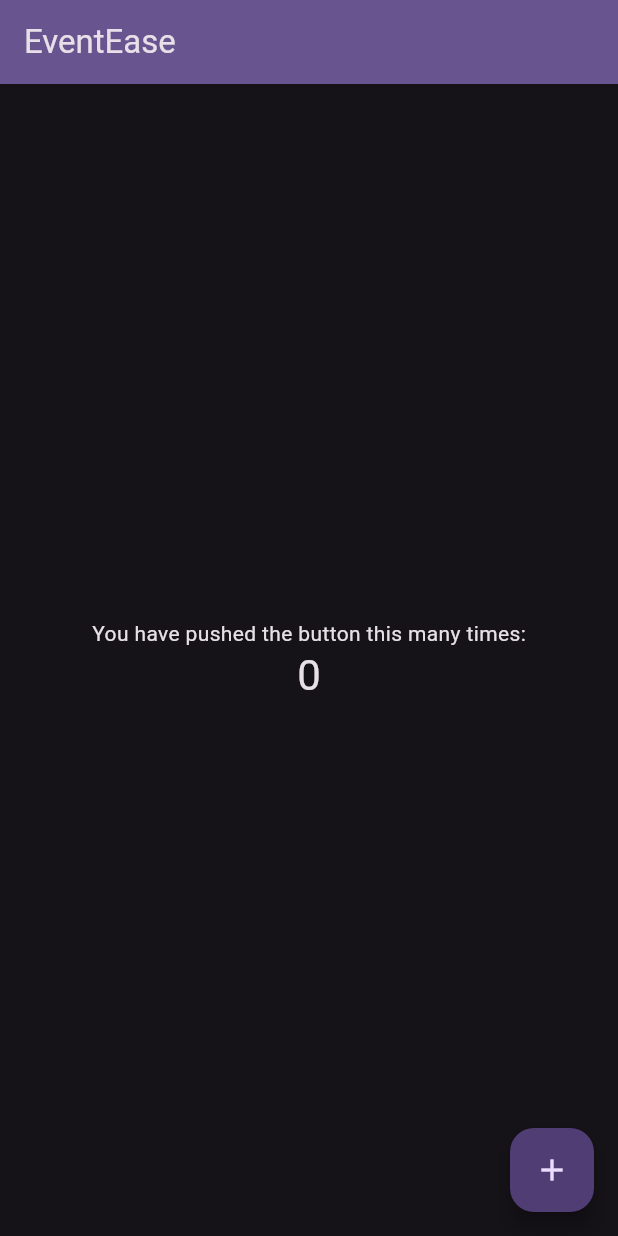
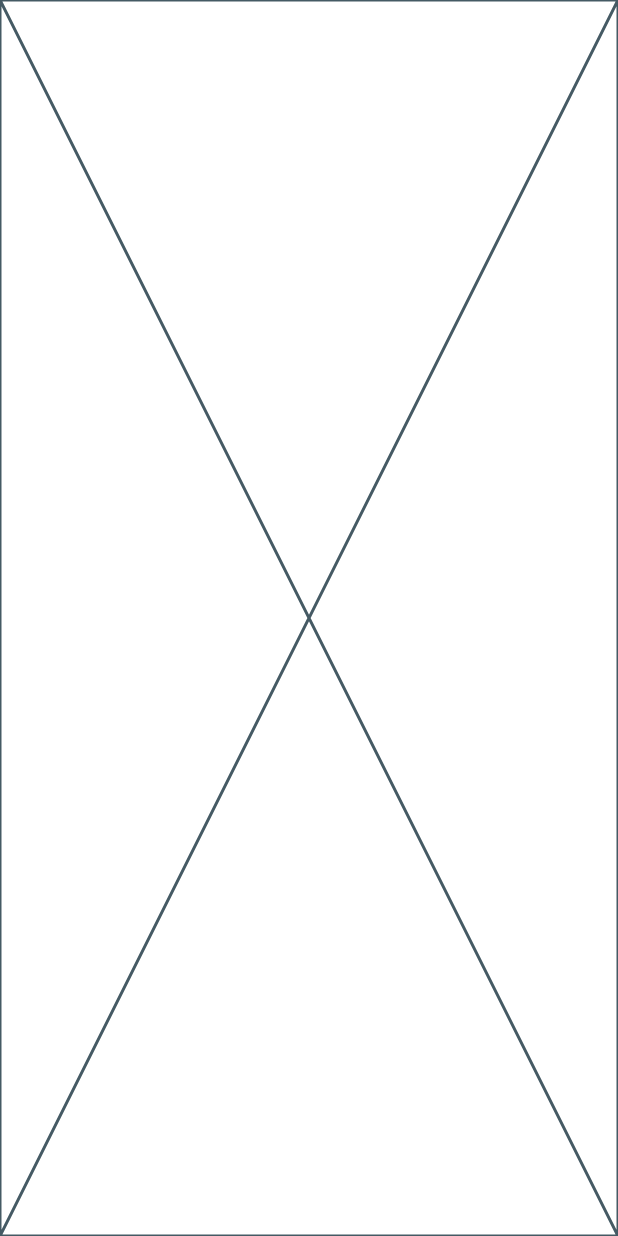
Before and after one commit to 2MuchCofee/EventEase, a Flutter app: the screen it shows after launch, on a phone screen of 412 x 824 dp. Run offline on Flutter 3.47's test engine with Material 3 defaults, Android fonts, the phone set to English and light mode, and no system bars; our stand-ins replace go_router.

Commit message:
feat: create routing system

```diff
--- /dev/null
+++ b/eventease/lib/app/home/views/page/home.dart
@@ -0,0 +1,10 @@
+import 'package:flutter/material.dart';
+
+class HomePage extends StatelessWidget {
+  const HomePage({super.key});
+
+  @override
+  Widget build(BuildContext context) {
+    return const Placeholder();
+  }
+}
--- /dev/null
+++ b/eventease/lib/core/router/router.dart
@@ -0,0 +1,22 @@
+import 'package:eventease/app/home/views/page/home.dart';
+import 'package:eventease/core/router/routes.dart';
+import 'package:go_router/go_router.dart';
+
+class AppRouter {
+  static GoRouter get routerData => GoRouter(
+    initialLocation: '/',
+    routes: <RouteBase>[
+      ...homeBranch,
+    ],
+  );
+
+  static List<RouteBase> get homeBranch {
+    return [
+      GoRoute(
+        name: Routes.home.name,
+        path: Routes.home.path,
+        builder: (context, state) => HomePage(),
+      ),
+    ];
+  }
+}
--- /dev/null
+++ b/eventease/lib/core/router/routes.dart
@@ -0,0 +1,8 @@
+final List excludedRoutes = [];
+
+enum Routes {
+  home("/");
+
+  final String path;
+  const Routes(this.path);
+}
--- a/eventease/lib/main.dart
+++ b/eventease/lib/main.dart
@@ -1,3 +1,4 @@
+import 'package:eventease/core/router/router.dart';
 import 'package:flutter/material.dart';
 
 void main() {
@@ -10,7 +11,7 @@
   // This widget is the root of your application.
   @override
   Widget build(BuildContext context) {
-    return MaterialApp(
+    return MaterialApp.router(
       title: 'EventEase',
       theme: ThemeData(
         // This is the theme of your application.
@@ -33,93 +34,7 @@
           seedColor: Colors.deepPurple
         ),
       ),
-      home: const MyHomePage(title: 'EventEase'),
+      routerConfig: AppRouter.routerData,
     );
   }
 }
-
-class MyHomePage extends StatefulWidget {
-  const MyHomePage({super.key, required this.title});
-
-  // This widget is the home page of your application. It is stateful, meaning
-  // that it has a State object (defined below) that contains fields that affect
-  // how it looks.
-
-  // This class is the configuration for the state. It holds the values (in this
-  // case the title) provided by the parent (in this case the App widget) and
-  // used by the build method of the State. Fields in a Widget subclass are
-  // always marked "final".
-
-  final String title;
-
-  @override
-  State<MyHomePage> createState() => _MyHomePageState();
-}
-
-class _MyHomePageState extends State<MyHomePage> {
-  int _counter = 0;
-
-  void _incrementCounter() {
-    setState(() {
-      // This call to setState tells the Flutter framework that something has
-      // changed in this State, which causes it to rerun the build method below
-      // so that the display can reflect the updated values. If we changed
-      // _counter without calling setState(), then the build method would not be
-      // called again, and so nothing would appear to happen.
-      _counter++;
-    });
-  }
-
-  @override
-  Widget build(BuildContext context) {
-    // This method is rerun every time setState is called, for instance as done
-    // by the _incrementCounter method above.
-    //
-    // The Flutter framework has been optimized to make rerunning build methods
-    // fast, so that you can just rebuild anything that needs updating rather
-    // than having to individually change instances of widgets.
-    return Scaffold(
-      appBar: AppBar(
-        // TRY THIS: Try changing the color here to a specific color (to
-        // Colors.amber, perhaps?) and trigger a hot reload to see the AppBar
-        // change color while the other colors stay the same.
-        backgroundColor: Theme.of(context).colorScheme.inversePrimary,
-        // Here we take the value from the MyHomePage object that was created by
-        // the App.build method, and use it to set our appbar title.
-        title: Text(widget.title),
-      ),
-      body: Center(
-        // Center is a layout widget. It takes a single child and positions it
-        // in the middle of the parent.
-        child: Column(
-          // Column is also a layout widget. It takes a list of children and
-          // arranges them vertically. By default, it sizes itself to fit its
-          // children horizontally, and tries to be as tall as its parent.
-          //
-          // Column has various properties to control how it sizes itself and
-          // how it positions its children. Here we use mainAxisAlignment to
-          // center the children vertically; the main axis here is the vertical
-          // axis because Columns are vertical (the cross axis would be
-          // horizontal).
-          //
-          // TRY THIS: Invoke "debug painting" (choose the "Toggle Debug Paint"
-          // action in the IDE, or press "p" in the console), to see the
-          // wireframe for each widget.
-          mainAxisAlignment: MainAxisAlignment.center,
-          children: <Widget>[
-            const Text('You have pushed the button this many times:'),
-            Text(
-              '$_counter',
-              style: Theme.of(context).textTheme.headlineMedium,
-            ),
-          ],
-        ),
-      ),
-      floatingActionButton: FloatingActionButton(
-        onPressed: _incrementCounter,
-        tooltip: 'Increment',
-        child: const Icon(Icons.add),
-      ), // This trailing comma makes auto-formatting nicer for build methods.
-    );
-  }
-}
--- a/eventease/pubspec.yaml
+++ b/eventease/pubspec.yaml
@@ -34,6 +34,7 @@ dependencies:
   # The following adds the Cupertino Icons font to your application.
   # Use with the CupertinoIcons class for iOS style icons.
   cupertino_icons: ^1.0.8
+  go_router: ^16.2.0
 
 dev_dependencies:
   flutter_test:
```
Also changed, not shown: eventease/pubspec.lock.
